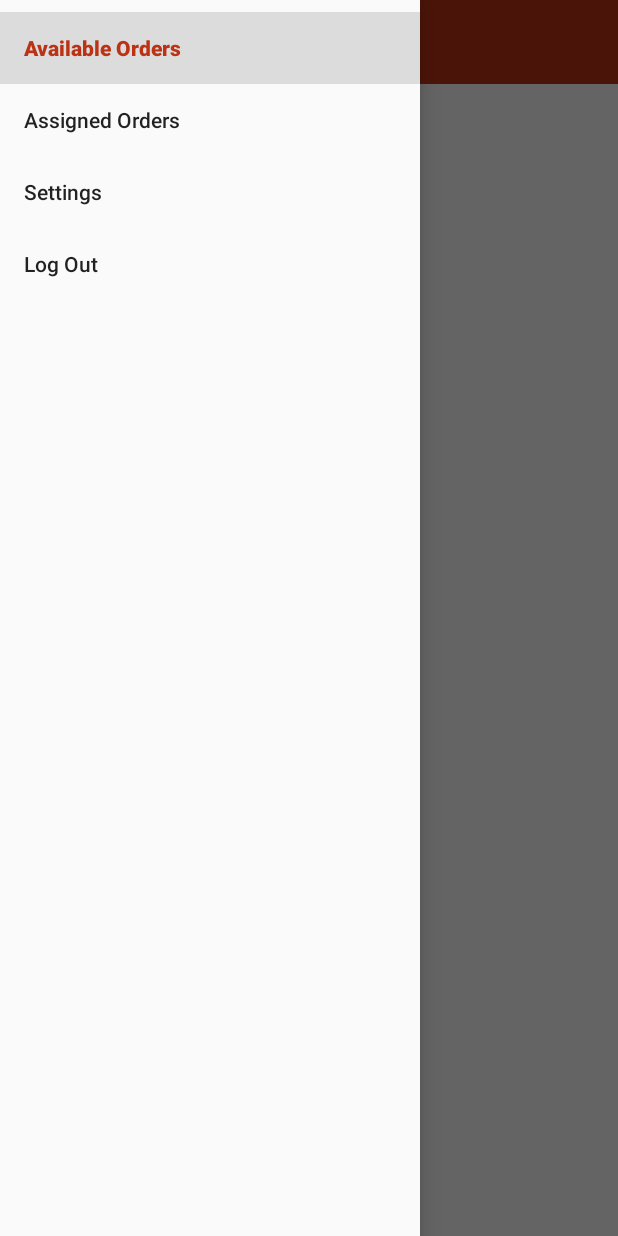
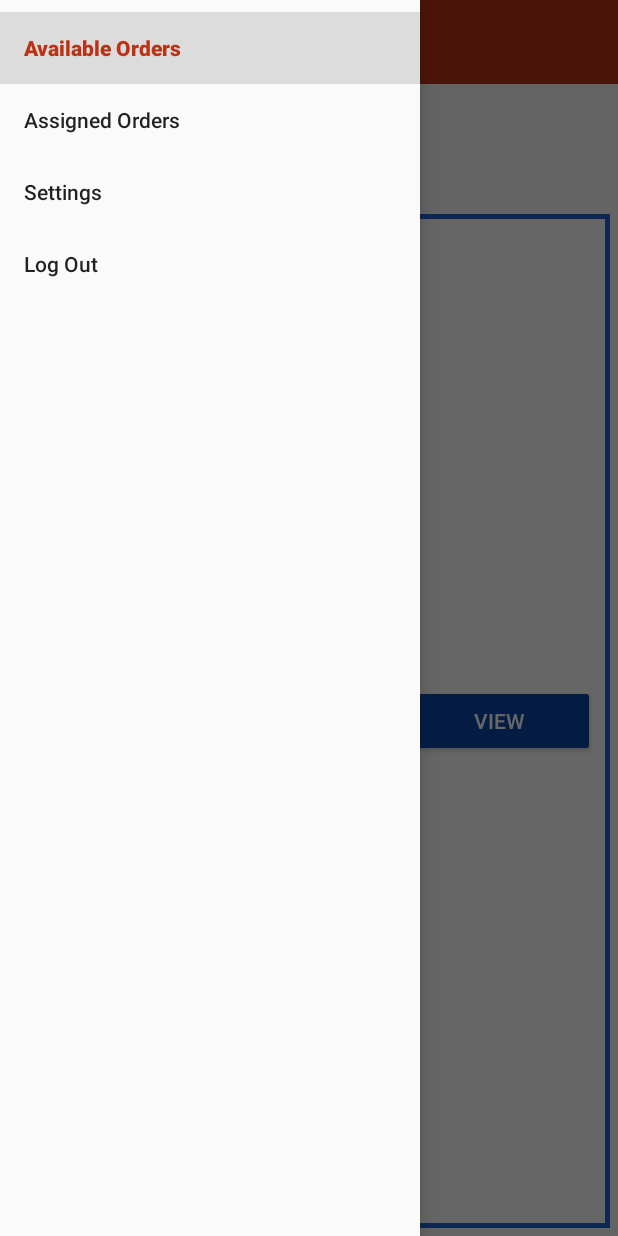
Before and after one commit to OmOmTeam/delivery_helper_app, an Android app: the fragment AssignedOrderListFragment placed in its activity, with the side drawer open, on a phone screen of 412 x 824 dp. Run offline under Robolectric (Android 15) with nearby library versions, the phone set to English and light mode, and no system bars; our stand-ins replace ButterKnife; libraries missing offline, so code that uses them is left out: de.adorsys.android; 3 statements that could not run were skipped.

Commit message:
added optimal route panel

```diff
--- a/app/src/main/java/ru/innopolis/deliveryhelper/model/RetrofitService.java
+++ b/app/src/main/java/ru/innopolis/deliveryhelper/model/RetrofitService.java
@@ -7,7 +7,7 @@ import retrofit2.converter.gson.GsonConverterFactory;
 
 public class RetrofitService {
 
-    private static final String BASE_URL = "http://18.224.82.67:5321/";
+    private static final String BASE_URL = "http://18.202.80.250:5321/";
 
     private static Retrofit retrofit = null;
 
--- a/app/src/main/java/ru/innopolis/deliveryhelper/ui/AssignedOrderEntryAdapter.java
+++ b/app/src/main/java/ru/innopolis/deliveryhelper/ui/AssignedOrderEntryAdapter.java
@@ -5,6 +5,7 @@ import android.content.Context;
 import android.support.annotation.LayoutRes;
 import android.support.annotation.NonNull;
 import android.support.annotation.Nullable;
+import android.support.v4.content.ContextCompat;
 import android.view.LayoutInflater;
 import android.view.View;
 import android.view.ViewGroup;
@@ -46,7 +47,12 @@ public class AssignedOrderEntryAdapter extends ArrayAdapter<ItemHeaderResponseMo
         TextView title = listItem.findViewById(R.id.order_entry_title);
         TextView dimensions = listItem.findViewById(R.id.order_entry_sub_1);
         TextView weight = listItem.findViewById(R.id.order_entry_sub_2);
+        Button acceptEntryButton = listItem.findViewById(R.id.order_accept_button);
 
+        if(currentEntry.getStateCode().equals("2")){
+            acceptEntryButton.setText("picked");
+            acceptEntryButton.setBackgroundTintList(ContextCompat.getColorStateList(getContext(), R.color.colorGreen));
+        }
         image.setImageResource(R.drawable.ic_letter);
         title.setText(currentEntry.getTitle());
         dimensions.setText(currentEntry.getDimensions());
--- a/app/src/main/java/ru/innopolis/deliveryhelper/ui/AssignedOrderListFragment.java
+++ b/app/src/main/java/ru/innopolis/deliveryhelper/ui/AssignedOrderListFragment.java
@@ -2,13 +2,16 @@ package ru.innopolis.deliveryhelper.ui;
 
 import android.os.Bundle;
 import android.support.v4.app.Fragment;
+import android.text.Html;
 import android.util.Log;
 import android.view.LayoutInflater;
 import android.view.View;
 import android.view.ViewGroup;
 import android.widget.AdapterView;
+import android.widget.Button;
 import android.widget.ListView;
 import android.widget.ProgressBar;
+import android.widget.TextView;
 
 import org.apache.commons.lang3.ObjectUtils;
 
@@ -28,17 +31,24 @@ public class AssignedOrderListFragment extends Fragment implements OrderListMVC.
     private OrderListMVC.Controller controller;
     private ProgressBar progressBar;
     private View emptyListInfo;
+    private View suggestionPanel;
+    private TextView suggestionContent;
+    private Button suggestionButton;
 
     @Override
     public View onCreateView(LayoutInflater inflater, ViewGroup container,
                              Bundle savedInstanceState) {
-        View view = inflater.inflate(R.layout.fragment_orderlist, container, false);
+        View view = inflater.inflate(R.layout.fragment_assigned_order_list, container, false);
 
         getActivity().setTitle("Assigned Orders");
         controller = new AssignedOrderListController(this);
         listView = view.findViewById(R.id.all_orders_listview);
         emptyListInfo = view.findViewById(R.id.empty_list_info);
+        suggestionPanel = view.findViewById(R.id.suggestion_panel);
+        suggestionContent = view.findViewById(R.id.suggestion_message);
+        suggestionButton = view.findViewById(R.id.suggestion_button);
 
+        setSuggestionPanelVisibie(false);
         try {
             listView.setOnItemClickListener(new AdapterView.OnItemClickListener() {
                 @Override
@@ -46,16 +56,21 @@ public class AssignedOrderListFragment extends Fragment implements OrderListMVC.
                     ((ContainerActivity) getActivity()).openOrderView(oAdapter.getOrderList().get(i).getOrderId());
                 }
             });
-        }catch (NullPointerException e){
+        } catch (NullPointerException e) {
             Log.e("NULL CAUGHT", e.getMessage());
         }
+
+        setSuggestionPanelVisibie(true);
+        setSuggestionPanelContent("<big>Optimal Order for delivery:<br><b>AliExpress parcel</b><br><h5>Time period: 14:00 - 17:00</h5></big>");
+        setSuggestionReferrer("4");
+
         return view;
     }
 
-    public void showEmptyListInfo(boolean visibility){
-        if(visibility){
+    public void showEmptyListInfo(boolean visibility) {
+        if (visibility) {
             emptyListInfo.setVisibility(View.VISIBLE);
-        }else{
+        } else {
             emptyListInfo.setVisibility(View.GONE);
         }
     }
@@ -67,40 +82,40 @@ public class AssignedOrderListFragment extends Fragment implements OrderListMVC.
     }
 
     public void updateList(List<ItemHeaderResponseModel> orderList) {
-        try{
-            if (orderList.isEmpty()){
+        try {
+            if (orderList.isEmpty()) {
                 showEmptyListInfo(true);
                 listView.setAdapter(null);
-            }else{
+            } else {
                 showEmptyListInfo(false);
                 oAdapter = new AssignedOrderEntryAdapter(getContext(), orderList);
                 listView.setAdapter(oAdapter);
             }
-        }catch(NullPointerException e){
+        } catch (NullPointerException e) {
             Log.e("NULL CAUGHT", e.getMessage());
         }
     }
 
     @Override
     public void hideProgressBar() {
-        try{
+        try {
             progressBar = getView().findViewById(R.id.order_list_progress);
             if (progressBar != null) {
                 progressBar.setVisibility(View.GONE);
             }
-        }catch(NullPointerException e){
+        } catch (NullPointerException e) {
             Log.e("NULL CAUGHT", e.getMessage());
         }
     }
 
     @Override
     public void showProgressBar() {
-        try{
+        try {
             progressBar = getView().findViewById(R.id.order_list_progress);
             if (progressBar != null) {
                 progressBar.setVisibility(View.VISIBLE);
             }
-        }catch(NullPointerException e){
+        } catch (NullPointerException e) {
             Log.e("NULL CAUGHT", e.getMessage());
         }
     }
@@ -109,7 +124,7 @@ public class AssignedOrderListFragment extends Fragment implements OrderListMVC.
      * Delete all items from current list in activity
      */
     public void clearList() {
-        if (oAdapter!=null && oAdapter.getOrderList()!=null){
+        if (oAdapter != null && oAdapter.getOrderList() != null) {
             oAdapter.getOrderList().clear();
         }
     }
@@ -118,4 +133,34 @@ public class AssignedOrderListFragment extends Fragment implements OrderListMVC.
     public void showNotification(String message) {
         ((ContainerActivity) getActivity()).showNotification(message);
     }
+
+    public void setSuggestionPanelVisibie(boolean state) {
+        if (state) {
+            suggestionPanel.setVisibility(View.VISIBLE);
+        } else {
+            suggestionPanel.setVisibility(View.GONE);
+        }
+    }
+
+    public void setSuggestionPanelContent(String content) {
+        suggestionContent.setText(Html.fromHtml(content));
+    }
+
+    public void setSuggestionReferrer(String orderId) {
+        if (orderId!=null && !orderId.isEmpty()) {
+            suggestionButton.setOnClickListener(new View.OnClickListener() {
+                @Override
+                public void onClick(View v) {
+                    ((ContainerActivity) getActivity()).openOrderView(orderId);
+                }
+            });
+        } else {
+            suggestionButton.setOnClickListener(new View.OnClickListener() {
+                @Override
+                public void onClick(View v) {
+
+                }
+            });
+        }
+    }
 }
--- /dev/null
+++ b/app/src/main/res/layout/fragment_assigned_order_list.xml
@@ -0,0 +1,75 @@
+<?xml version="1.0" encoding="utf-8"?>
+<LinearLayout xmlns:android="http://schemas.android.com/apk/res/android"
+    android:layout_width="wrap_content"
+    android:layout_height="wrap_content"
+    android:orientation="vertical">
+
+    <RelativeLayout
+        android:layout_width="match_parent"
+        android:layout_height="0dp"
+        android:layout_weight="5">
+        <ProgressBar
+            android:id="@+id/order_list_progress"
+            android:layout_width="wrap_content"
+            android:layout_height="wrap_content"
+            android:layout_centerInParent="true"
+            android:scrollbarStyle="outsideInset"/>
+        <RelativeLayout
+            android:id="@+id/empty_list_info"
+            android:layout_width="match_parent"
+            android:layout_height="match_parent"
+            android:gravity="center"
+            android:visibility="gone">
+            <ImageView
+                android:id="@+id/empty_icon"
+                android:layout_width="100sp"
+                android:layout_height="100sp"
+                android:layout_centerInParent="true"
+                android:src="@drawable/empty_icon"/>
+            <TextView
+                android:layout_below="@+id/empty_icon"
+                android:layout_width="wrap_content"
+                android:layout_height="wrap_content"
+                android:layout_centerInParent="true"
+                android:text="No orders are available right now :("/>
+        </RelativeLayout>
+        <ListView
+            android:id="@+id/all_orders_listview"
+            android:layout_width="match_parent"
+            android:layout_height="match_parent" />
+    </RelativeLayout>
+
+    <RelativeLayout
+        android:background="@drawable/button_stroke"
+        android:layout_weight="1"
+        android:layout_width="match_parent"
+        android:layout_height="0dp"
+        android:layout_margin="5sp"
+        android:id="@+id/suggestion_panel">
+
+        <LinearLayout
+            android:layout_height="match_parent"
+            android:layout_width="match_parent"
+            android:orientation="horizontal"
+            android:padding="10sp">
+            <TextView
+                android:id="@+id/suggestion_message"
+                android:text="Next optimal delivery:"
+                android:layout_height="match_parent"
+                android:layout_width="0dp"
+                android:layout_weight="2">
+            </TextView>
+            <Button
+                android:id="@+id/suggestion_button"
+                android:layout_gravity="center"
+                android:layout_height="wrap_content"
+                android:layout_width="0dp"
+                android:layout_weight="1"
+                android:backgroundTint="@color/colorBlue"
+                android:textColor="@color/white"
+                android:text="view">
+            </Button>
+
+        </LinearLayout>
+    </RelativeLayout>
+</LinearLayout>
--- a/app/src/main/res/xml/network_security_config.xml
+++ b/app/src/main/res/xml/network_security_config.xml
@@ -1,6 +1,7 @@
 <?xml version="1.0" encoding="utf-8"?>
 <network-security-config>
     <domain-config cleartextTrafficPermitted="true">
+        <domain includeSubdomains="true">18.202.80.250</domain>
         <domain includeSubdomains="true">18.224.82.67</domain>
     </domain-config>
 </network-security-config>
```
Also changed, not shown: app/src/main/AndroidManifest.xml (+7 -0 lines), app/src/main/java/ru/innopolis/deliveryhelper/controller/BroadcastManager.java (added, +17 -0 lines), app/src/main/java/ru/innopolis/deliveryhelper/controller/LocationService.java (added, +138 -0 lines), app/src/main/java/ru/innopolis/deliveryhelper/model/dataframes/response/ItemHeaderResponseModel.java (+18 -0 lines), app/src/main/java/ru/innopolis/deliveryhelper/ui/OrderViewFragment.java (+15 -6 lines), app/src/main/res/layout/caller_manu_snippet.xml (+0 -8 lines).
